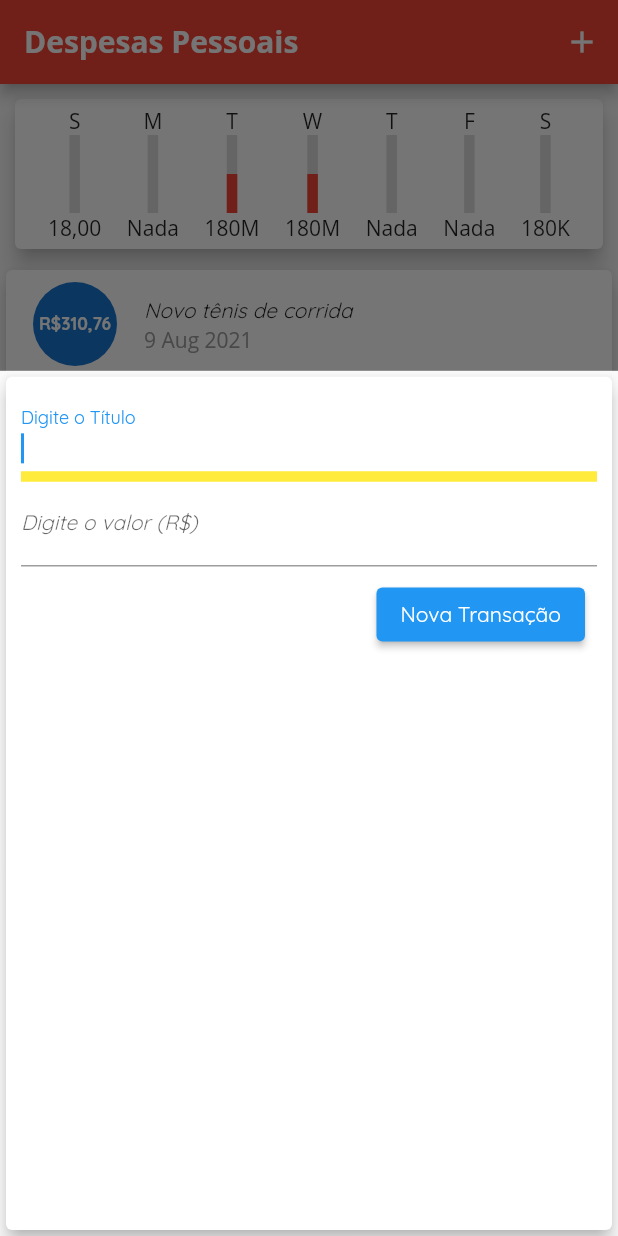
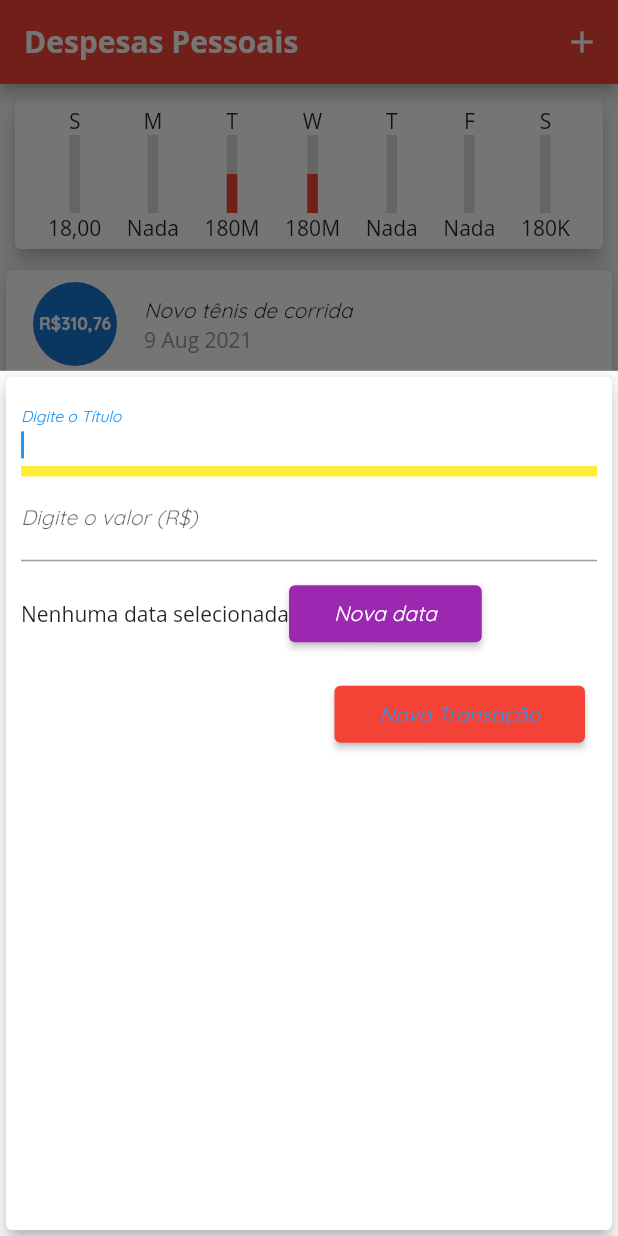
Before and after one commit to EuHigorBarbosa/HBM, a Flutter app: the screen it shows after launch, after a tap on the "add" icon, on a phone screen of 412 x 824 dp. Run offline on Flutter 3.47's test engine with Material 2 defaults, Android fonts, the phone set to English and light mode, and no system bars.

Commit message:
local geral de themes completo

```diff
--- /dev/null
+++ b/lib/general.dart
@@ -0,0 +1,142 @@
+import 'package:flutter/material.dart';
+import 'package:registrofinanceiro/chart.dart';
+import 'package:registrofinanceiro/transaction_form.dart';
+
+import 'dart:math';
+import 'package:registrofinanceiro/transaction.dart';
+import 'package:registrofinanceiro/transaction_list.dart';
+
+class MyHomePage extends StatefulWidget {
+  @override
+  _MyHomePageState createState() => _MyHomePageState();
+}
+
+class _MyHomePageState extends State<MyHomePage> {
+  final List<Transaction> _transactionListBancoDeDadosInicial = [
+    Transaction(
+        date: DateTime.now().subtract(Duration(days: 33)),
+        id: 't0',
+        title: 'Novo tênis de corrida',
+        value: 310.76),
+    Transaction(
+        date: DateTime.now(),
+        id: 't1',
+        title: 'Novo tênis de corrida',
+        value: 180000),
+    Transaction(
+        date: DateTime.now().subtract(Duration(days: 6)),
+        id: 't1',
+        title: 'Novo tênis de corrida',
+        value: 18),
+    Transaction(
+        date: DateTime.now().subtract(Duration(days: 4)),
+        id: 't1',
+        title: 'Nova bolsa',
+        value: 180000999),
+    Transaction(
+        date: DateTime.now().subtract(Duration(days: 3)),
+        id: 't1',
+        title: 'Novo tênis de corrida',
+        value: 180000999),
+    Transaction(
+      date: DateTime.now().subtract(Duration(days: 3)),
+      id: 't2',
+      title: 'Despesa 1 de 3 dias atras',
+      value: 100,
+    ),
+    Transaction(
+      date: DateTime.now().subtract(Duration(days: 3)),
+      id: 't2',
+      title: 'despesa 2 de 3 dias atras',
+      value: 100,
+    ),
+  ];
+
+//Esse getter vai ser responsável por passar as transações recentes para nosso
+//componente chart. A ideia é filtrar...de todas as transações que existem
+//eu mostrarei apenas as dos ultimos 7 dias.
+  List<Transaction> get _recentTransactions {
+    return _transactionListBancoDeDadosInicial.where((element) {
+      return element.date.isAfter(DateTime.now().subtract(
+        Duration(days: 7),
+        //Se a data for depois de uma data subtraida de 7 dias, então
+        // entra pois é depois de 7 dias atrás = dentro do período entre
+        //hoje e 7 dias atras.
+      ));
+    }).toList();
+  }
+
+  dynamic _addTransaction(String argTitle, double argValue) {
+    final newTransaction = Transaction(
+        date: DateTime.now(),
+        id: Random().nextDouble().toString(),
+        title: argTitle,
+        value: argValue);
+
+    //? --- Esse set serve para atualizar o estado do componente stateful que é o TransactionUser
+    //? -- Logicamente será chamado depois de haver sido criado um objeto do tipo List<Transaction>
+    setState(() {
+      _transactionListBancoDeDadosInicial.add(newTransaction);
+    });
+    //Aqui há uma modificação do atributo da classe _TransactionUserState por meio de
+    //uma adição.
+    Navigator.of(context).pop();
+    //Esse navigator serve para fechar o teclado quando clica no submit
+    //Existe uma explicação muito interessante na aula 116
+  }
+
+  String value = ''; //?retirar pois acho que isso não está sendo usado
+
+  _openTransactionFormModal(BuildContext context) {
+    //Essa função vai simplesmente mostrar os textfilds para que o operador cadastre
+    //uma nova transação
+    //Esse build context no argumento dela eu não entendo pra que, o prof que colocou
+    showModalBottomSheet(
+        context: context,
+        isScrollControlled: true,
+        builder: (ctxAleatorio) {
+          return TransactionForm(
+              funcaoAddNewTransactionOnSubmitUser: _addTransaction);
+          //! Essa parte aqui fui eu que coloquei...o professor pois null mas
+          //! não entendo pq o dele funcionou com null - Aula 113
+        });
+  }
+
+  @override
+  Widget build(BuildContext context) {
+    return Scaffold(
+      appBar: AppBar(
+        title: Text(
+          'Despesas Pessoais',
+          // style: TextStyle(
+          //   fontFamily: 'OpenSans',
+          // ),
+        ),
+        actions: <Widget>[
+          IconButton(
+            onPressed: () => _openTransactionFormModal(context),
+            //! Eu não tenho a minima noção do que é o uso do context aqui e pq funcionou
+            //! sendo que
+            icon: Icon(Icons.add),
+          ),
+        ],
+      ),
+
+//? ======================= COLUNA DO GRAFICO ===============
+      body: ListView(
+        children: <Widget>[
+          Chart(recentTransaction: _recentTransactions),
+          //* =============== Eixo PRINCIPAL DOS CARDS dentro de Column ============
+          TransactionList(
+              transactionsInsertedForRendering:
+                  _transactionListBancoDeDadosInicial),
+        ],
+      ),
+      floatingActionButton: FloatingActionButton(
+        onPressed: () => _openTransactionFormModal(context),
+        child: Icon(Icons.add),
+      ),
+      floatingActionButtonLocation: FloatingActionButtonLocation.centerFloat,
+    );
+  }
+}
--- a/lib/main.dart
+++ b/lib/main.dart
@@ -1,10 +1,5 @@
 import 'package:flutter/material.dart';
-import 'package:registrofinanceiro/chart.dart';
-import 'package:registrofinanceiro/transaction_form.dart';
-
-import 'dart:math';
-import 'package:registrofinanceiro/transaction.dart';
-import 'package:registrofinanceiro/transaction_list.dart';
+import 'package:registrofinanceiro/general.dart';
 
 main() => runApp(ExpensesApp());
 
@@ -17,6 +12,7 @@ class ExpensesApp extends StatelessWidget {
       //? ThemeCentral para ExpesesApp, um tema central para form do tipo darkness
       //? e passar pontualmente um estilo para texfild do tipo AzeretMono
       theme: ThemeData(
+        //* ================= appBarTheme ======================
         appBarTheme: AppBarTheme(
           textTheme: ThemeData.light().textTheme.copyWith(
                 headline6: TextStyle(
@@ -27,159 +23,47 @@ class ExpensesApp extends StatelessWidget {
               ),
         ),
 
-        // Define the default brightness and colors.
-        brightness: Brightness.light,
-        primaryColor: Colors.red,
-        accentColor: Colors.red,
-
-        // Define the default font family.
+        //* ================= font Family ===================
         fontFamily: 'Quicksand',
 
+        //* ================= textTheme ======================
+        textTheme: const TextTheme(
+          button: TextStyle(
+              fontSize: 14.0, fontStyle: FontStyle.italic, color: Colors.blue),
+          caption: TextStyle(fontSize: 14.0, fontStyle: FontStyle.italic),
+          subtitle1: TextStyle(fontSize: 14.0, fontStyle: FontStyle.italic),
+          subtitle2: TextStyle(fontSize: 14.0, fontStyle: FontStyle.italic),
+          bodyText2: TextStyle(fontSize: 14.0, fontFamily: 'OpenSans'),
+          bodyText1: TextStyle(fontSize: 14.0, fontStyle: FontStyle.italic),
+          headline1: TextStyle(fontSize: 72.0, fontWeight: FontWeight.bold),
+          headline2: TextStyle(fontSize: 14.0, fontStyle: FontStyle.italic),
+          headline3: TextStyle(fontSize: 14.0, fontStyle: FontStyle.italic),
+          headline4: TextStyle(fontSize: 14.0, fontStyle: FontStyle.italic),
+          headline5: TextStyle(fontSize: 14.0, fontStyle: FontStyle.italic),
+          headline6: TextStyle(fontSize: 14.0, fontStyle: FontStyle.italic),
+          overline: TextStyle(fontSize: 14.0, fontStyle: FontStyle.italic),
+        ),
+        //mudando de tema dark/light : https://www.youtube.com/watch?v=SEXlV2t8Kn4
         // Define the default TextTheme. Use this to specify the default
         // text styling for headlines, titles, bodies of text, and more.
-        textTheme: const TextTheme(
-          headline1: TextStyle(fontSize: 72.0, fontWeight: FontWeight.bold),
-          headline6: TextStyle(fontSize: 14.0, fontStyle: FontStyle.italic),
-          bodyText2: TextStyle(fontSize: 14.0, fontFamily: 'OpenSans'),
+        // Define the default brightness and colors.
 
-          //mudando de tema dark/light : https://www.youtube.com/watch?v=SEXlV2t8Kn4
-        ),
+        //* ================= colorTheme ======================
+
+        buttonBarTheme: ButtonBarThemeData(),
+        elevatedButtonTheme: ElevatedButtonThemeData(
+            style: ElevatedButton.styleFrom(
+          primary: Colors.red,
+          padding: EdgeInsets.symmetric(vertical: 10, horizontal: 30),
+          textStyle: Theme.of(context).textTheme.headline6,
+        )),
+
+        primaryColor: Colors.red,
+        //accentColor: Colors.red,
+
+        //* ================== Brilho Theme =====================
+        brightness: Brightness.light,
       ),
     );
   }
 }
-
-class MyHomePage extends StatefulWidget {
-  @override
-  _MyHomePageState createState() => _MyHomePageState();
-}
-
-class _MyHomePageState extends State<MyHomePage> {
-  final List<Transaction> _transactionListBancoDeDadosInicial = [
-    Transaction(
-        date: DateTime.now().subtract(Duration(days: 33)),
-        id: 't0',
-        title: 'Novo tênis de corrida',
-        value: 310.76),
-    Transaction(
-        date: DateTime.now(),
-        id: 't1',
-        title: 'Novo tênis de corrida',
-        value: 180000),
-    Transaction(
-        date: DateTime.now().subtract(Duration(days: 6)),
-        id: 't1',
-        title: 'Novo tênis de corrida',
-        value: 18),
-    Transaction(
-        date: DateTime.now().subtract(Duration(days: 4)),
-        id: 't1',
-        title: 'Nova bolsa',
-        value: 180000999),
-    Transaction(
-        date: DateTime.now().subtract(Duration(days: 3)),
-        id: 't1',
-        title: 'Novo tênis de corrida',
-        value: 180000999),
-    Transaction(
-      date: DateTime.now().subtract(Duration(days: 3)),
-      id: 't2',
-      title: 'Despesa 1 de 3 dias atras',
-      value: 100,
-    ),
-    Transaction(
-      date: DateTime.now().subtract(Duration(days: 3)),
-      id: 't2',
-      title: 'despesa 2 de 3 dias atras',
-      value: 100,
-    ),
-  ];
-
-//Esse getter vai ser responsável por passar as transações recentes para nosso
-//componente chart. A ideia é filtrar...de todas as transações que existem
-//eu mostrarei apenas as dos ultimos 7 dias.
-  List<Transaction> get _recentTransactions {
-    return _transactionListBancoDeDadosInicial.where((element) {
-      return element.date.isAfter(DateTime.now().subtract(
-        Duration(days: 7),
-        //Se a data for depois de uma data subtraida de 7 dias, então
-        // entra pois é depois de 7 dias atrás = dentro do período entre
-        //hoje e 7 dias atras.
-      ));
-    }).toList();
-  }
-
-  dynamic _addTransaction(String argTitle, double argValue) {
-    final newTransaction = Transaction(
-        date: DateTime.now(),
-        id: Random().nextDouble().toString(),
-        title: argTitle,
-        value: argValue);
-
-    //? --- Esse set serve para atualizar o estado do componente stateful que é o TransactionUser
-    //? -- Logicamente será chamado depois de haver sido criado um objeto do tipo List<Transaction>
-    setState(() {
-      _transactionListBancoDeDadosInicial.add(newTransaction);
-    });
-    //Aqui há uma modificação do atributo da classe _TransactionUserState por meio de
-    //uma adição.
-    Navigator.of(context).pop();
-    //Esse navigator serve para fechar o teclado quando clica no submit
-    //Existe uma explicação muito interessante na aula 116
-  }
-
-  String value = ''; //?retirar pois acho que isso não está sendo usado
-
-  _openTransactionFormModal(BuildContext context) {
-    //Essa função vai simplesmente mostrar os textfilds para que o operador cadastre
-    //uma nova transação
-    //Esse build context no argumento dela eu não entendo pra que, o prof que colocou
-    showModalBottomSheet(
-        context: context,
-        isScrollControlled: true,
-        builder: (ctxAleatorio) {
-          return TransactionForm(
-              funcaoAddNewTransactionOnSubmitUser: _addTransaction);
-          //! Essa parte aqui fui eu que coloquei...o professor pois null mas
-          //! não entendo pq o dele funcionou com null - Aula 113
-        });
-  }
-
-  @override
-  Widget build(BuildContext context) {
-    return Scaffold(
-      appBar: AppBar(
-        title: Text(
-          'Despesas Pessoais',
-          // style: TextStyle(
-          //   fontFamily: 'OpenSans',
-          // ),
-        ),
-        actions: <Widget>[
-          IconButton(
-            onPressed: () => _openTransactionFormModal(context),
-            //! Eu não tenho a minima noção do que é o uso do context aqui e pq funcionou
-            //! sendo que
-            icon: Icon(Icons.add),
-          ),
-        ],
-      ),
-
-//? ======================= COLUNA DO GRAFICO ===============
-      body: ListView(
-        children: <Widget>[
-          Chart(recentTransaction: _recentTransactions),
-          //* =============== Eixo PRINCIPAL DOS CARDS dentro de Column ============
-          TransactionList(
-              transactionsInsertedForRendering:
-                  _transactionListBancoDeDadosInicial),
-        ],
-      ),
-      floatingActionButton: FloatingActionButton(
-        onPressed: () => _openTransactionFormModal(context),
-        child: Icon(Icons.add),
-      ),
-      floatingActionButtonLocation: FloatingActionButtonLocation.centerFloat,
-    );
-  }
-}
--- a/lib/transaction_form.dart
+++ b/lib/transaction_form.dart
@@ -86,14 +86,36 @@ class _TransactionFormState extends State<TransactionForm> {
                   labelText: 'Digite o valor (R\$)',
                 ),
               ),
+              Container(
+                height: 70,
+                child: Row(
+                  children: <Widget>[
+                    Text('Nenhuma data selecionada'),
+                    ElevatedButton(
+                      child: Text('Nova data'),
+                      onPressed: _submitForm,
+                      style: ElevatedButton.styleFrom(
+                        primary: Colors.purple,
+                        padding:
+                            EdgeInsets.symmetric(horizontal: 30, vertical: 10),
+                        textStyle: Theme.of(context).textTheme.headline6,
+                      ),
+                    ),
+                  ],
+                ),
+              ),
               Padding(
                 padding: const EdgeInsets.all(8.0),
                 child: Row(
                   mainAxisAlignment: MainAxisAlignment.end,
                   children: [
                     ElevatedButton(
+                      style: Theme.of(context).elevatedButtonTheme.style,
                       onPressed: _submitForm,
-                      child: Text('Nova Transação'),
+                      child: Text(
+                        'Nova Transação',
+                        style: Theme.of(context).textTheme.button,
+                      ),
                     ),
                   ],
                 ),
```
